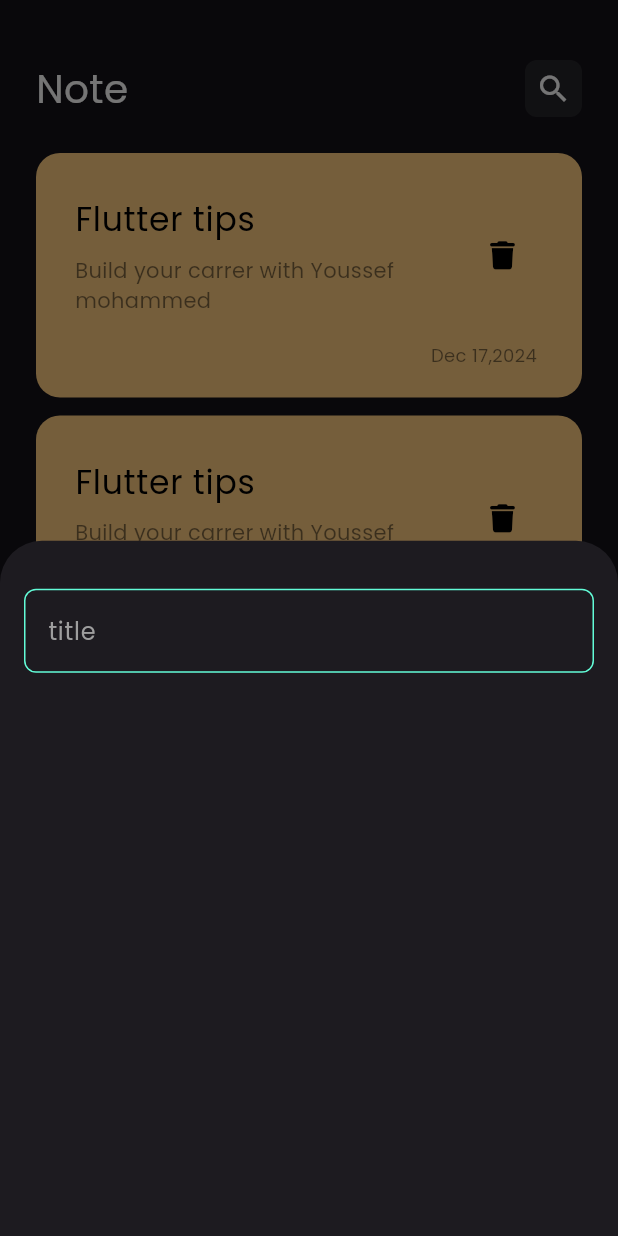
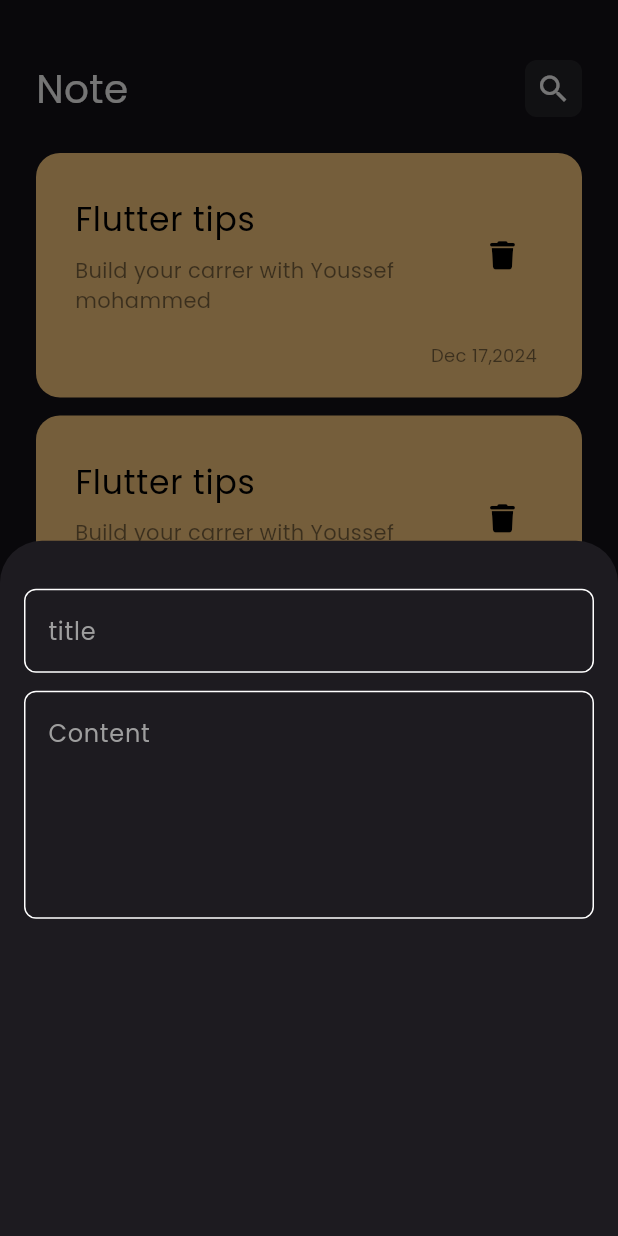
Before and after one commit to Youssef-mohammed13/note_app, a Flutter app: the screen it shows after launch, after a tap on the "add" icon, on a phone screen of 412 x 824 dp. Run offline on Flutter 3.47's test engine with Material 3 defaults, Android fonts, the phone set to English and light mode, and no system bars; our stand-ins replace font_awesome_flutter.

Commit message:
build text fields in bottom sheet

```diff
--- a/lib/views/note_view.dart
+++ b/lib/views/note_view.dart
@@ -23,4 +23,3 @@ class note_view extends StatelessWidget {
     );
   }
 }
-//0xff62FCD7
--- a/lib/views/widgets/CustomTextField.dart
+++ b/lib/views/widgets/CustomTextField.dart
@@ -2,27 +2,29 @@ import 'package:flutter/material.dart';
 import 'package:note_app/constants.dart';
 
 class CustomTextField extends StatelessWidget {
-  const CustomTextField({super.key});
-
+  const CustomTextField({super.key , required this.hint , this.maxlines = 1});
+  final String hint;
+  final int maxlines;
   @override
   Widget build(BuildContext context) {
     return  TextField(
       cursorColor: kSecondarycolor,
+      maxLines: maxlines,
       decoration: InputDecoration(
-        hintText: "title",
+        hintText: hint,
         hintStyle: TextStyle(color: Colors.grey),
         border: BuildOutLineBorder(),
         enabledBorder: BuildOutLineBorder(),
-        focusedBorder: BuildOutLineBorder(),
+        focusedBorder: BuildOutLineBorder(mycolor: kPrimarycolor),
       ),
     );
   }
 
-  OutlineInputBorder BuildOutLineBorder() {
+  OutlineInputBorder BuildOutLineBorder({mycolor}) {
     return OutlineInputBorder(
         borderRadius: BorderRadius.circular(8),
         borderSide: BorderSide(
-          color:  kPrimarycolor,
+          color: mycolor?? Colors.white,
         )
       );
   }
--- a/lib/views/widgets/NoteBottomSheetBody.dart
+++ b/lib/views/widgets/NoteBottomSheetBody.dart
@@ -13,7 +13,9 @@ class myModalBottomSheetBody extends StatelessWidget {
         child: Column(
           children: [
             SizedBox(height: 32,),
-            CustomTextField(),
+            CustomTextField(hint: "title",),
+            SizedBox(height: 12,),
+             CustomTextField(hint: "Content", maxlines: 5,),
           ],
         ),
       ),
```
